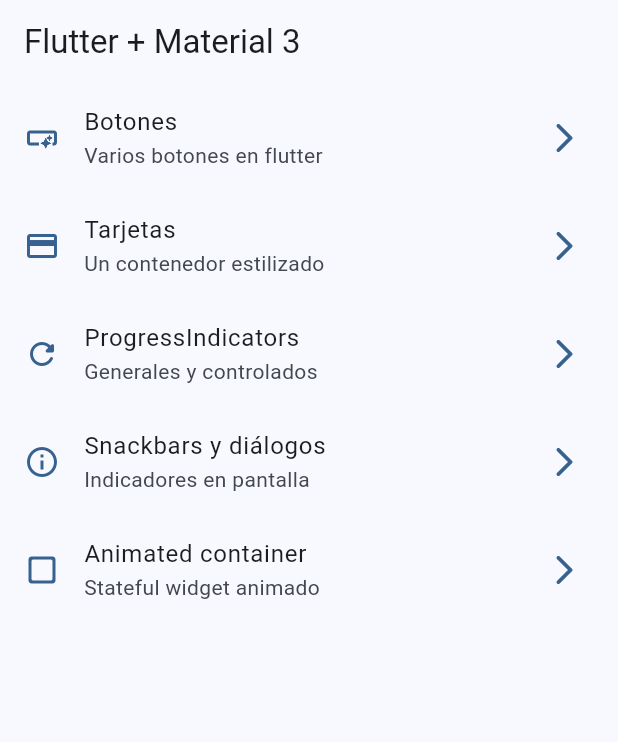
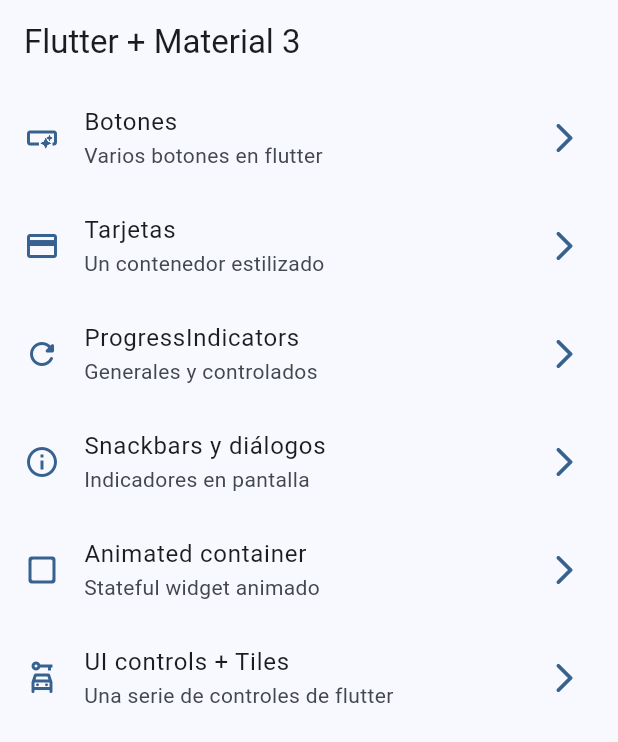
Before and after one commit to fisico-alienado/widgets-app-flutter, a Flutter app: the screen it shows after launch, on a phone screen of 412 x 824 dp. Shown: the top 742 px of the screen. Run offline on Flutter 3.47's test engine with Material 2 defaults, Android fonts, the phone set to English and light mode, and no system bars; our stand-ins replace go_router.

Commit message:
UI controllers como botones switch y radio buttons

```diff
--- a/lib/config/menu/menu_items.dart
+++ b/lib/config/menu/menu_items.dart
@@ -47,4 +47,10 @@ const appMenuItems = <MenuItem>[
     link: '/animated',
     icon: Icons.check_box_outline_blank_rounded
   ),
+  MenuItem(
+    title: 'UI controls + Tiles',
+    subTitle: 'Una serie de controles de flutter',
+    link: '/ui-controls',
+    icon: Icons.car_rental_outlined
+  ),
 ];
--- a/lib/config/router/app_router.dart
+++ b/lib/config/router/app_router.dart
@@ -37,5 +37,10 @@ final appRouter = GoRouter(
       name: AnimatedScreen.name,
       builder: (context, state) => const AnimatedScreen(),
     ),
+    GoRoute(
+      path: '/ui-controls',
+      name: UiControlsScreen.name,
+      builder: (context, state) => const UiControlsScreen(),
+    ),
   ],
 );
```
Also changed, not shown: lib/presentation/screens/ui_controls/ui_controls_screen.dart (+95 -1 lines).
